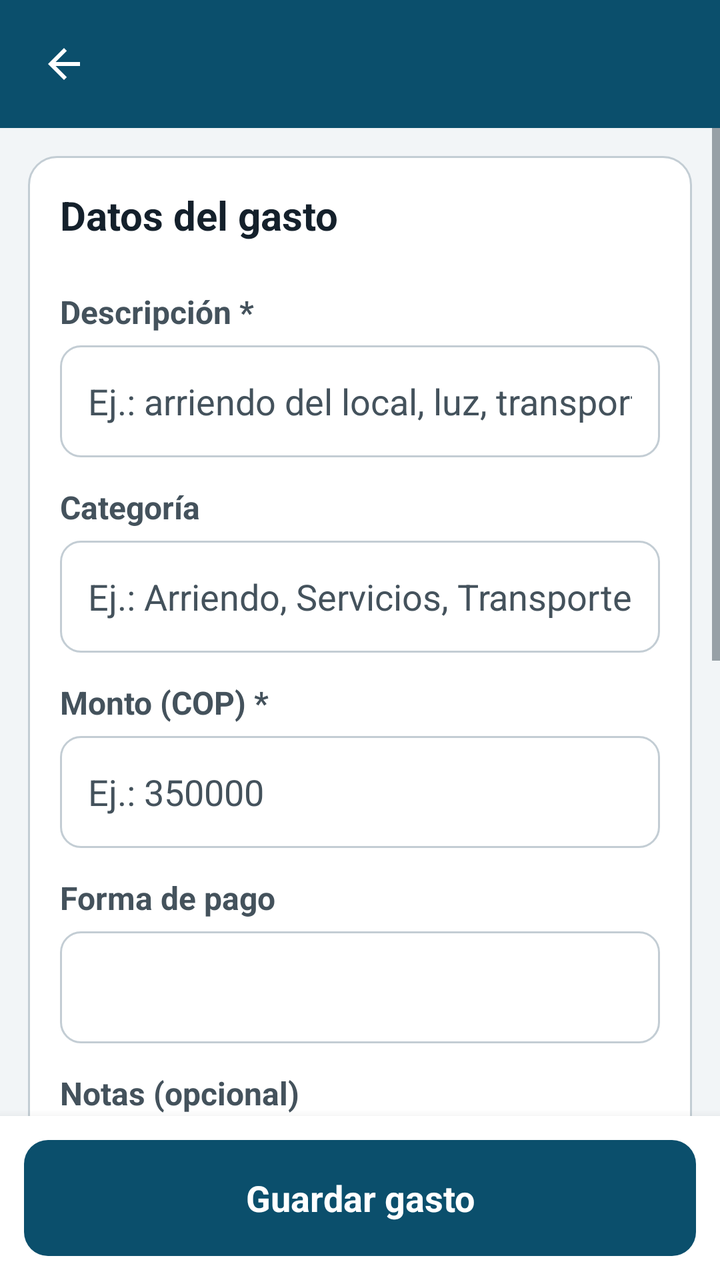
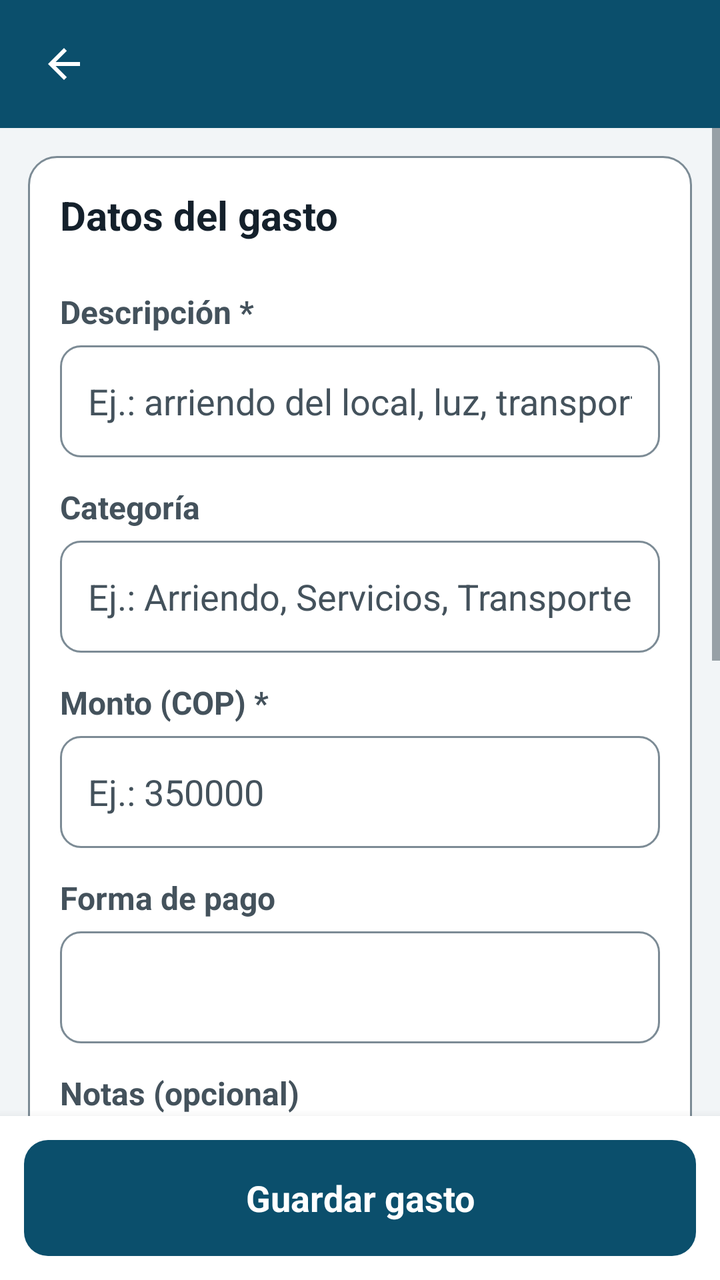

Screens rendered from an Android XML layout before and after an edit, with the pre-edit source and the edit as a unified diff.
<!-- AndroidManifest.xml: application theme Tema -->
<!-- res/layout/activity_gasto.xml -->
<?xml version="1.0" encoding="utf-8"?>
<LinearLayout xmlns:android="http://schemas.android.com/apk/res/android"
    android:layout_width="match_parent"
    android:layout_height="match_parent"
    android:orientation="vertical"
    android:background="@color/fondo">

    <include layout="@layout/barra_superior" />

    <ScrollView
android:id="@+id/scrollForm"
        android:layout_width="match_parent"
        android:layout_height="0dp"
        android:layout_weight="1"
        android:fillViewport="true">

        <LinearLayout
            android:layout_width="match_parent"
            android:layout_height="wrap_content"
            android:orientation="vertical"
            android:paddingLeft="14dp"
            android:paddingRight="14dp"
            android:paddingTop="14dp"
            android:paddingBottom="22dp">

            <LinearLayout
                style="@style/Tarjeta"
                android:layout_width="match_parent"
                android:layout_height="wrap_content">

                <TextView
                    style="@style/TituloSeccion"
                    android:layout_width="match_parent"
                    android:layout_height="wrap_content"
                    android:text="Datos del gasto" />

                <TextView
                    style="@style/Etiqueta"
                    android:layout_width="match_parent"
                    android:layout_height="wrap_content"
                    android:labelFor="@+id/etDescripcion"
                    android:text="Descripción *" />

                <EditText
                    android:id="@+id/etDescripcion"
                    style="@style/Campo"
                    android:layout_width="match_parent"
                    android:layout_height="wrap_content"
                    android:hint="Ej.: arriendo del local, luz, transporte"
                    android:inputType="textCapSentences" />

                <TextView
                    style="@style/Etiqueta"
                    android:layout_width="match_parent"
                    android:layout_height="wrap_content"
                    android:labelFor="@+id/etCategoria"
                    android:text="Categoría" />

                <EditText
                    android:id="@+id/etCategoria"
                    style="@style/Campo"
                    android:layout_width="match_parent"
                    android:layout_height="wrap_content"
                    android:hint="Ej.: Arriendo, Servicios, Transporte"
                    android:inputType="textCapWords" />

                <TextView
                    style="@style/Etiqueta"
                    android:layout_width="match_parent"
                    android:layout_height="wrap_content"
                    android:labelFor="@+id/etMonto"
                    android:text="Monto (COP) *" />

                <EditText
                    android:id="@+id/etMonto"
                    style="@style/Campo"
                    android:layout_width="match_parent"
                    android:layout_height="wrap_content"
                    android:hint="Ej.: 350000"
                    android:inputType="number" />

                <TextView
                    style="@style/Etiqueta"
                    android:layout_width="match_parent"
                    android:layout_height="wrap_content"
                    android:text="Forma de pago" />

                <Spinner
                    android:id="@+id/spForma"
                    android:layout_width="match_parent"
                    android:layout_height="56dp"
                    android:background="@drawable/fondo_campo"
                    android:paddingLeft="14dp"
                    android:paddingRight="14dp"
                    android:minHeight="56dp" />

                <TextView
                    style="@style/Etiqueta"
                    android:layout_width="match_parent"
                    android:layout_height="wrap_content"
                    android:labelFor="@+id/etNotas"
                    android:text="Notas (opcional)" />

                <EditText
                    android:id="@+id/etNotas"
                    style="@style/CampoMultilinea"
                    android:layout_width="match_parent"
                    android:layout_height="wrap_content"
                    android:hint="Observaciones del gasto…"
                    android:inputType="textCapSentences|textMultiLine" />
            </LinearLayout>

            <LinearLayout
                style="@style/Tarjeta"
                android:layout_width="match_parent"
                android:layout_height="wrap_content">

                <TextView
                    style="@style/TituloSeccion"
                    android:layout_width="match_parent"
                    android:layout_height="wrap_content"
                    android:text="Comprobante del gasto" />

                <TextView
                    style="@style/Ayuda"
                    android:layout_width="match_parent"
                    android:layout_height="wrap_content"
                    android:text="Adjunta una foto o un documento del gasto. Es opcional." />

                <Button
                    android:id="@+id/btnFoto"
                    style="@style/BotonSecundario"
                    android:layout_width="match_parent"
                    android:layout_height="wrap_content"
                    android:layout_marginTop="12dp"
                    android:text="Tomar foto del comprobante" />

                <Button
                    android:id="@+id/btnArchivo"
                    style="@style/BotonSecundario"
                    android:layout_width="match_parent"
                    android:layout_height="wrap_content"
                    android:layout_marginTop="8dp"
                    android:text="Elegir archivo o documento" />

                <Button
                    android:id="@+id/btnVerGuardados"
                    style="@style/BotonTexto"
                    android:layout_width="match_parent"
                    android:layout_height="wrap_content"
                    android:layout_marginTop="6dp"
                    android:text="Ver comprobantes guardados"
                    android:visibility="gone" />

                <LinearLayout
                    android:id="@+id/containerAdjuntos"
                    android:layout_width="match_parent"
                    android:layout_height="wrap_content"
                    android:layout_marginTop="8dp"
                    android:orientation="vertical" />
            </LinearLayout>

            <Button
                android:id="@+id/btnEliminar"
                style="@style/BotonPeligro"
                android:layout_width="match_parent"
                android:layout_height="wrap_content"
                android:text="Eliminar gasto"
                android:visibility="gone" />
        </LinearLayout>
    </ScrollView>

    <LinearLayout
        android:layout_width="match_parent"
        android:layout_height="wrap_content"
        android:background="@color/superficie"
        android:elevation="8dp"
        android:padding="12dp">

        <Button
            android:id="@+id/btnGuardar"
            style="@style/BotonPrimario"
            android:layout_width="match_parent"
            android:layout_height="wrap_content"
            android:text="Guardar gasto" />
    </LinearLayout>
</LinearLayout>
<!-- res/layout/barra_superior.xml (included above) -->
<?xml version="1.0" encoding="utf-8"?>
<LinearLayout xmlns:android="http://schemas.android.com/apk/res/android"
    android:layout_width="match_parent"
    android:layout_height="wrap_content"
    android:orientation="horizontal"
    android:gravity="center_vertical"
    android:background="@color/primario"
    android:minHeight="64dp"
    android:paddingLeft="6dp"
    android:paddingRight="12dp"
    android:paddingTop="6dp"
    android:paddingBottom="6dp">

    <ImageButton
        android:id="@+id/btnAtras"
        android:layout_width="52dp"
        android:layout_height="52dp"
        android:background="?android:attr/selectableItemBackgroundBorderless"
        android:src="@drawable/ic_atras"
        android:tint="@color/blanco"
        android:contentDescription="@string/volver"
        android:scaleType="centerInside" />

    <TextView
        android:id="@+id/tituloBarra"
        android:layout_width="0dp"
        android:layout_height="wrap_content"
        android:layout_weight="1"
        android:layout_marginStart="4dp"
        android:textColor="@color/blanco"
        android:textSize="22sp"
        android:textStyle="bold"
        android:maxLines="2"
        android:ellipsize="end" />
</LinearLayout>
<!-- resources referenced by this layout -->
<resources>
  <color name="blanco">#FFFFFF</color>
  <color name="fondo">#F2F5F7</color>
  <color name="primario">#0B4F6C</color>
  <color name="superficie">#FFFFFF</color>
  <!-- drawable ic_atras (drawable) -->
  <?xml version="1.0" encoding="utf-8"?>
  <vector xmlns:android="http://schemas.android.com/apk/res/android"
      android:width="24dp" android:height="24dp"
      android:viewportWidth="24" android:viewportHeight="24">
      <path android:fillColor="#FF000000" android:pathData="M20,11H7.83l5.59,-5.59L12,4l-8,8 8,8 1.41,-1.41L7.83,13H20v-2z"/>
  </vector>
  <string name="volver">Volver</string>
  <style name="Ayuda">
          <item name="android:textSize">15sp</item>
          <item name="android:textColor">@color/texto_secundario</item>
          <item name="android:layout_marginTop">4dp</item>
      </style>
  <style name="BotonPeligro" parent="BotonPrimario">
          <item name="android:background">@drawable/boton_peligro</item>
          <item name="android:textColor">@color/blanco</item>
      </style>
  <style name="BotonSecundario" parent="BotonPrimario">
          <item name="android:background">@drawable/boton_secundario</item>
          <item name="android:textColor">@color/primario</item>
      </style>
  <style name="CampoMultilinea" parent="Campo">
          <item name="android:singleLine">false</item>
          <item name="android:gravity">top|start</item>
          <item name="android:minHeight">96dp</item>
      </style>
  <style name="Etiqueta">
          <item name="android:textSize">16sp</item>
          <item name="android:textStyle">bold</item>
          <item name="android:textColor">@color/texto_secundario</item>
          <item name="android:layout_marginTop">14dp</item>
          <item name="android:layout_marginBottom">6dp</item>
      </style>
  <style name="Tarjeta">
          <item name="android:background">@drawable/fondo_tarjeta</item>
          <item name="android:padding">16dp</item>
          <item name="android:layout_marginBottom">14dp</item>
          <item name="android:orientation">vertical</item>
      </style>
  <style name="TituloSeccion">
          <item name="android:textSize">20sp</item>
          <item name="android:textStyle">bold</item>
          <item name="android:textColor">@color/texto</item>
          <item name="android:layout_marginBottom">10dp</item>
      </style>
  <color name="borde">#C3CDD4</color>
  <color name="texto_secundario">#44525C</color>
  <!-- drawable boton_peligro (drawable) -->
  <?xml version="1.0" encoding="utf-8"?>
  <selector xmlns:android="http://schemas.android.com/apk/res/android">
      <item android:state_pressed="true">
          <shape><solid android:color="#7A1C16"/><corners android:radius="12dp"/></shape>
      </item>
      <item>
          <shape><solid android:color="@color/error"/><corners android:radius="12dp"/></shape>
      </item>
  </selector>
  <!-- drawable boton_texto (drawable) -->
  <?xml version="1.0" encoding="utf-8"?>
  <selector xmlns:android="http://schemas.android.com/apk/res/android">
      <item android:state_pressed="true"><shape><solid android:color="@color/primario_claro"/><corners android:radius="10dp"/></shape></item>
      <item><shape><solid android:color="#00000000"/><corners android:radius="10dp"/></shape></item>
  </selector>
  <color name="texto">#14202B</color>
  <!-- drawable fondo_tarjeta (drawable) -->
  <?xml version="1.0" encoding="utf-8"?>
  <shape xmlns:android="http://schemas.android.com/apk/res/android">
      <solid android:color="@color/superficie"/>
      <corners android:radius="14dp"/>
      <stroke android:width="1dp" android:color="@color/borde"/>
  </shape>
  <color name="primario_oscuro">#073A50</color>
  <color name="error">#A3231C</color>
  <color name="deshabilitado">#8A979F</color>
  <color name="gris_fondo">#E6EBEE</color>
  <color name="primario_claro">#DCEAF2</color>
  <!-- unchanged entries left out for length: 7 -->
</resources>

<!-- the commit's change to res/layout/activity_gasto.xml (unified diff, before → after) -->
@@ -83,6 +83,7 @@ android:id="@+id/scrollForm"
                     style="@style/Etiqueta"
                     android:layout_width="match_parent"
                     android:layout_height="wrap_content"
+                    android:labelFor="@+id/spForma"
                     android:text="Forma de pago" />
 
                 <Spinner
<!-- resource entries referenced after the edit -->
@@ -49,7 +49,7 @@
           <item name="android:textColor">@color/texto</item>
           <item name="android:layout_marginBottom">10dp</item>
       </style>
-  <color name="borde">#C3CDD4</color>
+  <color name="borde">#7C8B95</color>
   <color name="texto_secundario">#44525C</color>
   <!-- drawable boton_peligro (drawable) -->
   <?xml version="1.0" encoding="utf-8"?>
